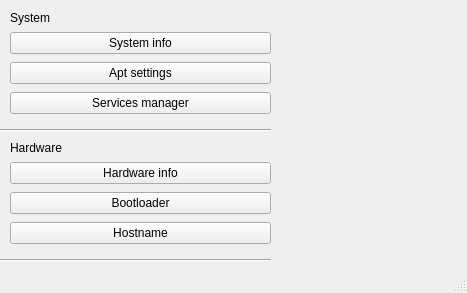
First picture: the form in Mast/mastwindow.ui, repository jakubiszon26/Mast, before the edit.
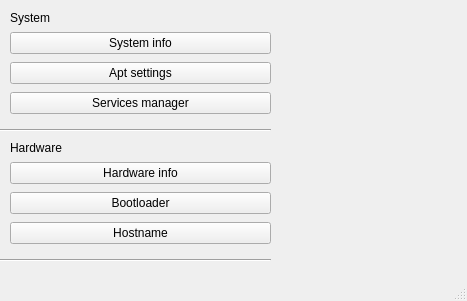
Second picture: the form after the edit.

Commit message: alpha warning message

What changed in the file:
```diff
--- a/Mast/mastwindow.ui
+++ b/Mast/mastwindow.ui
@@ -7,7 +7,7 @@
     <x>0</x>
     <y>0</y>
     <width>467</width>
-    <height>293</height>
+    <height>301</height>
    </rect>
   </property>
   <property name="windowTitle">
```
The commit also changes 1 other file.
